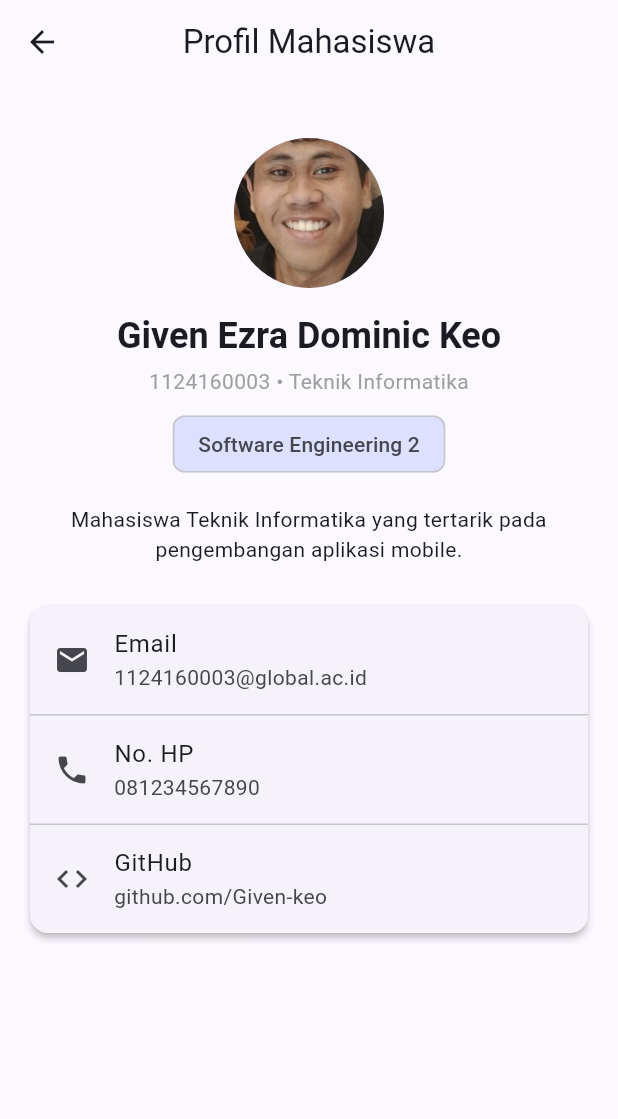
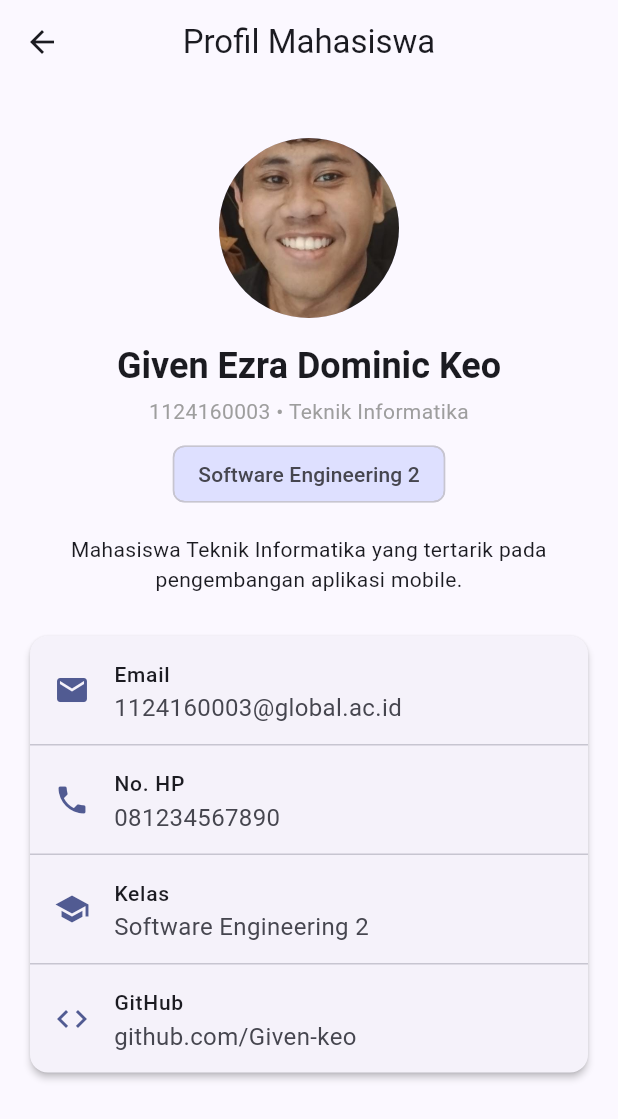
Before and after one commit to 1124160003-eng/uts-pml-1124160003, a Flutter app: the ProfilePage screen opened by its route, on a phone screen of 412 x 824 dp. Shown: the top 1119 px of the screen. Run offline on Flutter 3.47's test engine with Material 3 defaults, Android fonts, the phone set to English and light mode, and no system bars; accounts and stored records are empty.

Commit message:
tahap 7: menambahkan foto dan informasi profil

```diff
--- a/soal2-profil-app/lib/screens/profile_page.dart
+++ b/soal2-profil-app/lib/screens/profile_page.dart
@@ -1,6 +1,7 @@
 // lib/screens/profile_page.dart
 import 'package:flutter/material.dart';
 import '../models/profile.dart';
+import '../widgets/info_tile.dart';
 
 class ProfilePage extends StatefulWidget {
   const ProfilePage({super.key});
@@ -10,13 +11,11 @@ class ProfilePage extends StatefulWidget {
 }
 
 class _ProfilePageState extends State<ProfilePage> {
-  // State ini menampung data profil yang bisa berubah
   late Profile _profile;
 
   @override
   void initState() {
     super.initState();
-    // Mengambil data awal dari model profile.dart
     _profile = initialProfile;
   }
 
@@ -29,7 +28,6 @@ class _ProfilePageState extends State<ProfilePage> {
         title: const Text('Profil Mahasiswa'),
         centerTitle: true,
       ),
-      // Body dibuat bisa di-scroll agar aman dari overflow
       body: SingleChildScrollView(
         child: Padding(
           padding: const EdgeInsets.all(16.0),
@@ -37,18 +35,15 @@ class _ProfilePageState extends State<ProfilePage> {
             children: [
               const SizedBox(height: 20),
 
-              // 1. Foto Profil menggunakan CircleAvatar
+              // 1. FOTO PROFIL
               CircleAvatar(
-                radius: 50,
-                // Membaca file gambar dari assets yang sudah didaftarkan di pubspec.yaml
+                radius: 60,
                 backgroundImage: const AssetImage('assets/images/foto_profile.jpeg'),
-                // Fallback jika gambar gagal dimuat atau belum disiapkan
                 onBackgroundImageError: (exception, stackTrace) {},
-                child: null,
               ),
               const SizedBox(height: 16),
 
-              // 2. Nama, NIM, dan Prodi
+              // 2. NAMA, NIM, PRODI
               Text(
                 _profile.nama,
                 style: textTheme.headlineSmall?.copyWith(
@@ -66,14 +61,14 @@ class _ProfilePageState extends State<ProfilePage> {
               ),
               const SizedBox(height: 8),
 
-              // Kelas
+              // KELAS
               Chip(
                 label: Text(_profile.kelas),
                 backgroundColor: Theme.of(context).colorScheme.primaryContainer,
               ),
               const SizedBox(height: 16),
 
-              // 3. Bio Singkat
+              // 3. BIO SINGKAT
               Text(
                 _profile.bio,
                 style: textTheme.bodyMedium,
@@ -81,31 +76,38 @@ class _ProfilePageState extends State<ProfilePage> {
               ),
               const SizedBox(height: 24),
 
+              // 4. KARTU INFORMASI (Menggunakan InfoTile)
               Card(
                 elevation: 2,
                 child: Column(
                   children: [
-                    ListTile(
-                      leading: const Icon(Icons.email),
-                      title: const Text('Email'),
-                      subtitle: Text(_profile.email),
+                    InfoTile(
+                      icon: Icons.email,
+                      label: 'Email',
+                      value: _profile.email,
                     ),
                     const Divider(height: 1),
-                    ListTile(
-                      leading: const Icon(Icons.phone),
-                      title: const Text('No. HP'),
-                      subtitle: Text(_profile.hp),
+                    InfoTile(
+                      icon: Icons.phone,
+                      label: 'No. HP',
+                      value: _profile.hp,
                     ),
                     const Divider(height: 1),
-                    ListTile(
-                      leading: const Icon(Icons.code),
-                      title: const Text('GitHub'),
-                      subtitle: Text(_profile.github),
+                    InfoTile(
+                      icon: Icons.school,
+                      label: 'Kelas',
+                      value: _profile.kelas,
+                    ),
+                    const Divider(height: 1),
+                    InfoTile(
+                      icon: Icons.code,
+                      label: 'GitHub',
+                      value: _profile.github,
                     ),
                   ],
                 ),
               ),
-              const SizedBox(height: 16),
+              const SizedBox(height: 24),
             ],
           ),
         ),
--- a/soal2-profil-app/lib/widgets/info_tile.dart
+++ b/soal2-profil-app/lib/widgets/info_tile.dart
@@ -0,0 +1,30 @@
+// lib/widgets/info_tile.dart
+import 'package:flutter/material.dart';
+
+class InfoTile extends StatelessWidget {
+  final IconData icon;
+  final String label;
+  final String value;
+
+  const InfoTile({
+    super.key,
+    required this.icon,
+    required this.label,
+    required this.value,
+  });
+
+  @override
+  Widget build(BuildContext context) {
+    return ListTile(
+      leading: Icon(icon, color: Theme.of(context).colorScheme.primary),
+      title: Text(
+        label,
+        style: const TextStyle(fontSize: 14, fontWeight: FontWeight.w500),
+      ),
+      subtitle: Text(
+        value,
+        style: const TextStyle(fontSize: 16),
+      ),
+    );
+  }
+}
```
